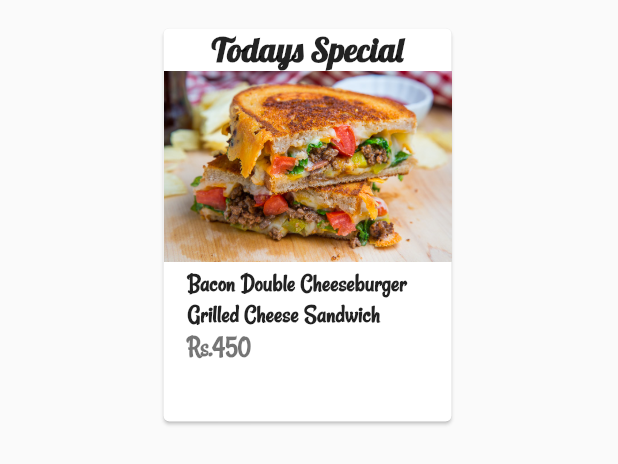
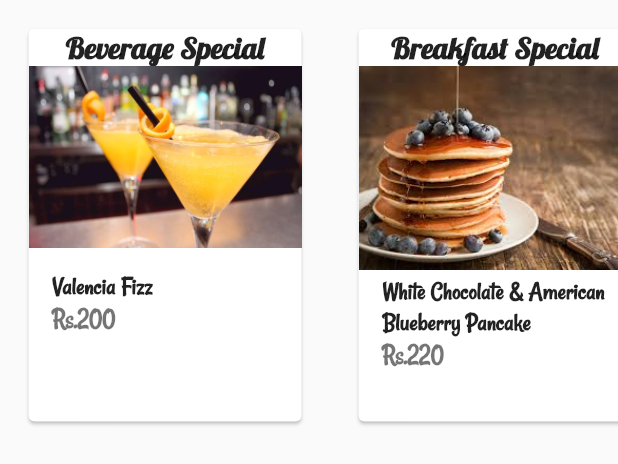
Before and after one commit to 20bvsa56/FYP, a Flutter app: the SpecialItems widget shown alone on an empty page, opened directly, on a phone screen of 412 x 824 dp. Shown: the top 464 px of the screen. Run offline on Flutter 3.47's test engine with Material 2 defaults, Android fonts, the light colour scheme and no system bars; our stand-ins replace carousel_pro.

Commit message:
special items page and list view added

```diff
--- a/lib/KitchenStaff/login.dart
+++ b/lib/KitchenStaff/login.dart
@@ -155,7 +155,7 @@ class _LoginState extends State<Login> {
                         Container(
                             child: InkWell(
                               onTap: () {
-                                //Navigate to the main view screen using a named route '/view'.
+                                //Navigate to the main view screen using a named route '/signup'.
                                 Navigator.pushNamed(context, '/signup');
                               },
                                 child: Text('Create an account',
--- a/lib/MenuGroup/specialItems.dart
+++ b/lib/MenuGroup/specialItems.dart
@@ -10,38 +10,38 @@ class SpecialItems extends StatefulWidget {
 
 class _SpecialItemsState extends State<SpecialItems> {
 
-  @override
-  Widget build(BuildContext context) {
+  Container specialLists(String title, String foodImage, String foodName, String foodPrice){
     return Container(
-       height:300,
-       child: ListView(
-         scrollDirection: Axis.horizontal,
-          children: <Widget>[
-            Container(
-              margin: EdgeInsets.symmetric(horizontal: 105, vertical: 15),
+              margin: EdgeInsets.all(10),
+              padding: EdgeInsets.all(5),
               width: 200.0,
                child: Card(
                  child: Wrap(
                    children: <Widget>[
-                     Center(child:Text('Todays Special',
+                     Center(child:Text(title,
                      style:TextStyle(
                           fontFamily: 'Lobster-Regular',
                           fontWeight: FontWeight.bold,
-                          fontSize: 22.0,
+                          fontSize: 20.0,
                        ),
                       ),
                      ),
-                     Image.asset('images/bacon_cheese.jpg'),
+
+                     Image.asset(foodImage, fit: BoxFit.cover),
+
                      ListTile(
-                       //  onTap: (),
-                       title: Text('Bacon Double Cheeseburger Grilled Cheese Sandwich',
+                       onTap: (){
+                          //Navigate to the main view screen using a named route '/specialList'.
+                          Navigator.pushNamed(context, '/specialList');
+                       },
+                       title: Text(foodName,
                        style: TextStyle(
                           fontFamily: 'Rancho-Regular',
                           fontWeight: FontWeight.bold,
                           fontSize: 17.0,
                        ),
                        ),
-                       subtitle: Text('Rs.450',
+                       subtitle: Text(foodPrice,
                        style:TextStyle(
                           fontFamily: 'Rancho-Regular',
                           fontWeight: FontWeight.bold,
@@ -52,9 +52,20 @@ class _SpecialItemsState extends State<SpecialItems> {
                    ],
                  ),
                )
-            ),
+            );
+  }
 
-
+  @override
+  Widget build(BuildContext context) {
+    return Container(
+       height:300,
+       child: ListView(
+         scrollDirection: Axis.horizontal,
+          children: <Widget>[
+            specialLists('Beverage Special','images/ValenciaFizz.jpg','Valencia Fizz','Rs.200'),
+            specialLists('Breakfast Special','images/pancake.jpg','White Chocolate & American Blueberry Pancake','Rs.220'),
+            specialLists('Lunch Special','images/bacon_cheese.jpg','Bacon Double Cheeseburger Grilled Cheese Sandwich','Rs.320'),
+            specialLists('Dinner Special','images/thakali.jpg','Nepali Thakali Khana Set','Rs.400'),
           ],
        ),
     );
--- /dev/null
+++ b/lib/MenuGroup/specialLists.dart
@@ -0,0 +1,29 @@
+import 'package:flutter/material.dart';
+import 'appbar.dart';
+
+class SpecialItemsLists extends StatefulWidget {
+  SpecialItemsLists({Key key}) : super(key: key);
+
+  @override
+  _SpecialItemsListsState createState() => _SpecialItemsListsState();
+}
+
+class _SpecialItemsListsState extends State<SpecialItemsLists> {
+  @override
+  Widget build(BuildContext context) {
+    return MaterialApp(
+      debugShowCheckedModeBanner: false,
+      home:Scaffold(
+      appBar: new MyAppBar(
+          leading: IconButton(
+            icon:Icon(Icons.chevron_left),
+            onPressed:(
+              //To-DO
+            ) => Navigator.pop(context,false),
+          ),
+          title: Text('Todays Special'),
+      ),
+      ),
+    );
+  }
+}
--- a/lib/main.dart
+++ b/lib/main.dart
@@ -1,8 +1,10 @@
 import 'package:flutter/material.dart';
+import 'package:menu_app/MenuGroup/specialLists.dart';
 import 'home.dart';
 import 'KitchenStaff/Login.dart';
 import 'MenuGroup/view.dart';
 import 'KitchenStaff/signup.dart';
+import 'MenuGroup/specialLists.dart';
 
 
 void main() => runApp(MyApp());
@@ -22,8 +24,10 @@ class MyApp extends StatelessWidget {
       '/login': (context) => Login(),
       //When navigating to the "/login" route, build the View widget.
       '/view': (context) => View(),
-      //When navigating to the "/register" route, build the Register widget.
+      //When navigating to the "/register" route, build the SignUp widget.
       '/signup': (context) => SignUp(),
+       //When navigating to the "/specialList" route, build the SpecialItemsList widget.
+      '/specialList': (context) => SpecialItemsLists(),
     },
     );
   }
```
Also changed, not shown: images/ValenciaFizz.jpg (added), images/pancake.jpg (added), images/spcial breakfast.jpeg (added), images/thakali.jpg (added), pubspec.lock, 1 other file.
